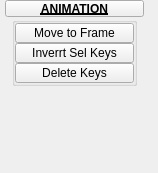
The window that tentacle/ui/uiLevel_3/animation.ui (m3trik/tentacle) describes before a commit, drawn with Qt 5.
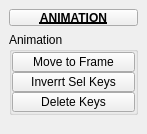
The same window after the commit. Custom widgets are drawn as their Qt base class.

Patch:
```diff
--- a/tentacle/ui/uiLevel_3/animation.ui
+++ b/tentacle/ui/uiLevel_3/animation.ui
@@ -9,8 +9,8 @@
    <rect>
     <x>0</x>
     <y>0</y>
-    <width>158</width>
-    <height>173</height>
+    <width>147</width>
+    <height>134</height>
    </rect>
   </property>
   <property name="minimumSize">
@@ -38,21 +38,36 @@
    <set>QMainWindow::AllowNestedDocks|QMainWindow::AllowTabbedDocks|QMainWindow::AnimatedDocks|QMainWindow::ForceTabbedDocks</set>
   </property>
   <widget class="QWidget" name="mainWindow">
-   <widget class="QWidget" name="layoutWidget_2">
-    <property name="geometry">
-     <rect>
-      <x>5</x>
-      <y>0</y>
-      <width>139</width>
-      <height>151</height>
-     </rect>
-    </property>
-    <layout class="QGridLayout" name="gridLayout">
-     <property name="spacing">
-      <number>0</number>
-     </property>
-     <item row="1" column="1" colspan="2">
-      <layout class="QHBoxLayout" name="horizontalLayout">
+   <layout class="QVBoxLayout" name="verticalLayout_2">
+    <item>
+     <widget class="PushButtonDraggable" name="draggable_header">
+      <property name="minimumSize">
+       <size>
+        <width>19</width>
+        <height>17</height>
+       </size>
+      </property>
+      <property name="maximumSize">
+       <size>
+        <width>999</width>
+        <height>17</height>
+       </size>
+      </property>
+      <property name="font">
+       <font>
+        <weight>75</weight>
+        <bold>true</bold>
+        <underline>true</underline>
+       </font>
+      </property>
+      <property name="text">
+       <string>ANIMATION</string>
+      </property>
+      <property name="checkable">
+       <bool>true</bool>
+      </property>
+     </widget>
+    </item>
        <item>
         <layout class="QVBoxLayout" name="verticalLayout">
          <property name="spacing">
@@ -63,19 +78,19 @@
            <property name="minimumSize">
             <size>
              <width>125</width>
-             <height>20</height>
+          <height>0</height>
             </size>
            </property>
            <property name="maximumSize">
             <size>
-             <width>125</width>
+          <width>999</width>
              <height>999</height>
             </size>
            </property>
            <property name="title">
-            <string/>
-           </property>
-           <layout class="QVBoxLayout" name="verticalLayout_3">
+         <string>Animation</string>
+        </property>
+        <layout class="QVBoxLayout" name="verticalLayout_6">
             <property name="spacing">
              <number>0</number>
             </property>
@@ -190,46 +205,7 @@
          </item>
         </layout>
        </item>
-       <item>
-        <layout class="QVBoxLayout" name="verticalLayout_2">
-         <property name="spacing">
-          <number>12</number>
-         </property>
-        </layout>
-       </item>
-      </layout>
-     </item>
-     <item row="0" column="1" colspan="2">
-      <widget class="PushButtonDraggable" name="draggable_header">
-       <property name="minimumSize">
-        <size>
-         <width>19</width>
-         <height>17</height>
-        </size>
-       </property>
-       <property name="maximumSize">
-        <size>
-         <width>999</width>
-         <height>17</height>
-        </size>
-       </property>
-       <property name="font">
-        <font>
-         <weight>75</weight>
-         <bold>true</bold>
-         <underline>true</underline>
-        </font>
-       </property>
-       <property name="text">
-        <string>ANIMATION</string>
-       </property>
-       <property name="checkable">
-        <bool>true</bool>
-       </property>
-      </widget>
-     </item>
-    </layout>
-   </widget>
+   </layout>
   </widget>
  </widget>
  <customwidgets>
```
Left out of the diff: 8 changed lines with no effect on the pictures. Lines whose indentation alone changed are shown as unchanged.
